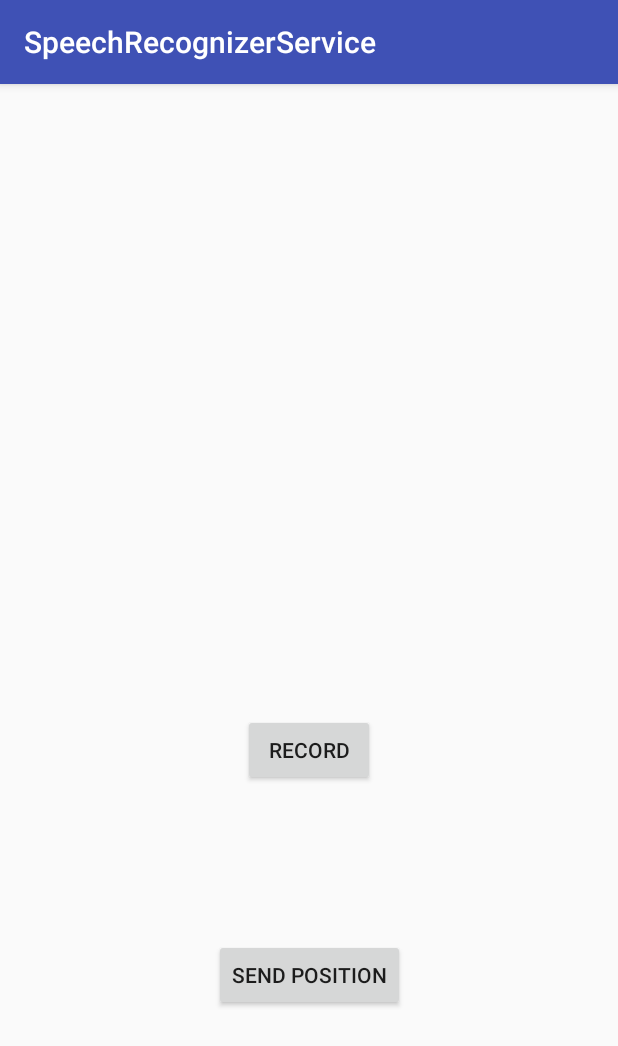
After one commit to gegeggegeg/SpeechRecognizerService, an Android app: the ActionActivity screen opened directly, with no data from a screen before it, on a phone screen of 412 x 824 dp. The commit adds this screen. Shown: the top 1046 px of the screen. Run offline under Robolectric (Android 15) with nearby library versions, the phone set to English and light mode, and no system bars.

Commit message:
Remove Speech recognizer function Change direction to implement system overlay btn. Add ActionActivity for testing.

```diff
--- /dev/null
+++ b/app/src/main/java/com/example/peterphchen/speechrecognizerservice/ActionActivity.java
@@ -0,0 +1,45 @@
+package com.example.peterphchen.speechrecognizerservice;
+
+import android.content.Intent;
+import android.os.Bundle;
+import android.support.annotation.Nullable;
+import android.support.v7.app.AppCompatActivity;
+import android.util.Log;
+import android.view.View;
+import android.widget.Button;
+
+public class ActionActivity extends AppCompatActivity implements View.OnClickListener{
+
+    private static final String TAG = "ActionActivity";
+    private Button recordBtn;
+    private Button positionBtn;
+    private boolean keep;
+
+    @Override
+    protected void onCreate(@Nullable Bundle savedInstanceState) {
+        super.onCreate(savedInstanceState);
+        setContentView(R.layout.activity_action);
+        recordBtn = findViewById(R.id.record);
+        positionBtn = findViewById(R.id.position);
+    }
+
+    @Override
+    protected void onNewIntent(Intent intent) {
+        super.onNewIntent(intent);
+        keep = intent.getExtras().getBoolean("Keep");
+        if(!keep)
+            this.finish();
+    }
+
+    @Override
+    public void onClick(View view) {
+        switch (view.getId()){
+            case R.id.position:
+                Log.d(TAG, "onClick: postion btn is pressed");
+                break;
+            case R.id.record:
+                Log.d(TAG, "onClick: record btn is pressed");
+                break;
+        }
+    }
+}
--- /dev/null
+++ b/app/src/main/res/layout/activity_action.xml
@@ -0,0 +1,29 @@
+<?xml version="1.0" encoding="utf-8"?>
+<android.support.constraint.ConstraintLayout xmlns:android="http://schemas.android.com/apk/res/android"
+    xmlns:app="http://schemas.android.com/apk/res-auto"
+    xmlns:tools="http://schemas.android.com/tools"
+    android:layout_width="match_parent"
+    android:layout_height="match_parent">
+
+    <Button
+        android:id="@+id/position"
+        android:layout_width="wrap_content"
+        android:layout_height="wrap_content"
+        android:layout_marginBottom="150dp"
+        android:text="Send position"
+        android:onClick="onClick"
+        app:layout_constraintEnd_toEndOf="parent"
+        app:layout_constraintStart_toStartOf="parent"
+        app:layout_constraintBottom_toBottomOf="parent"/>
+    <Button
+        android:id="@+id/record"
+        android:layout_width="wrap_content"
+        android:layout_height="wrap_content"
+        android:layout_marginBottom="300dp"
+        android:text="record"
+        android:onClick="onClick"
+        app:layout_constraintStart_toStartOf="parent"
+        app:layout_constraintEnd_toEndOf="parent"
+        app:layout_constraintBottom_toBottomOf="parent"
+        />
+</android.support.constraint.ConstraintLayout>
--- a/app/src/main/res/layout/activity_main.xml
+++ b/app/src/main/res/layout/activity_main.xml
@@ -15,4 +15,5 @@
         app:layout_constraintStart_toStartOf="parent"
         app:layout_constraintEnd_toEndOf="parent"
         app:layout_constraintTop_toTopOf="parent"/>
+
 </android.support.constraint.ConstraintLayout>
```
Also changed, not shown: app/src/main/AndroidManifest.xml (+10 -2 lines), app/src/main/java/com/example/peterphchen/speechrecognizerservice/MainActivity.java (+22 -50 lines), app/src/main/java/com/example/peterphchen/speechrecognizerservice/PhoneCallReceiver.java (+47 -13 lines), app/src/main/java/com/example/peterphchen/speechrecognizerservice/SurveillanceService.java (+19 -2 lines).
